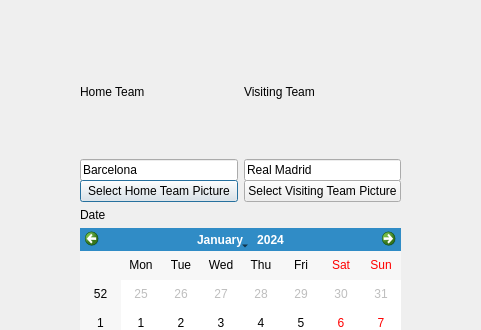
The window that match_main.ui (TheRealSumpark/QT_Project) describes before a commit, drawn with Qt 5; both pictures show x 0 to 481 and y 0 to 330 of the 665 by 617 pixel window.
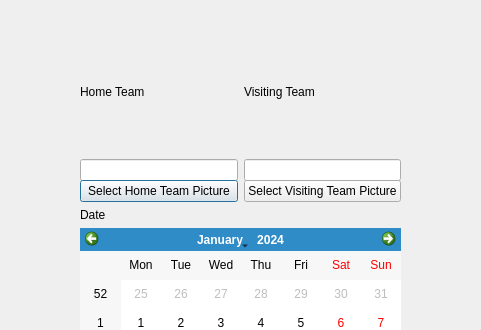
The same window after the commit. The open tabs and pages were chosen to show the change.

```diff
--- a/match_main.ui
+++ b/match_main.ui
@@ -60,7 +60,7 @@
       <item row="2" column="1">
        <widget class="QLineEdit" name="Match_Visitor">
         <property name="text">
-         <string>Real Madrid</string>
+         <string/>
         </property>
        </widget>
       </item>
@@ -74,7 +74,7 @@
       <item row="2" column="0">
        <widget class="QLineEdit" name="Match_Home">
         <property name="text">
-         <string>Barcelona</string>
+         <string/>
         </property>
        </widget>
       </item>
```
Left out of the diff: 8 changed lines with no effect on the pictures.
